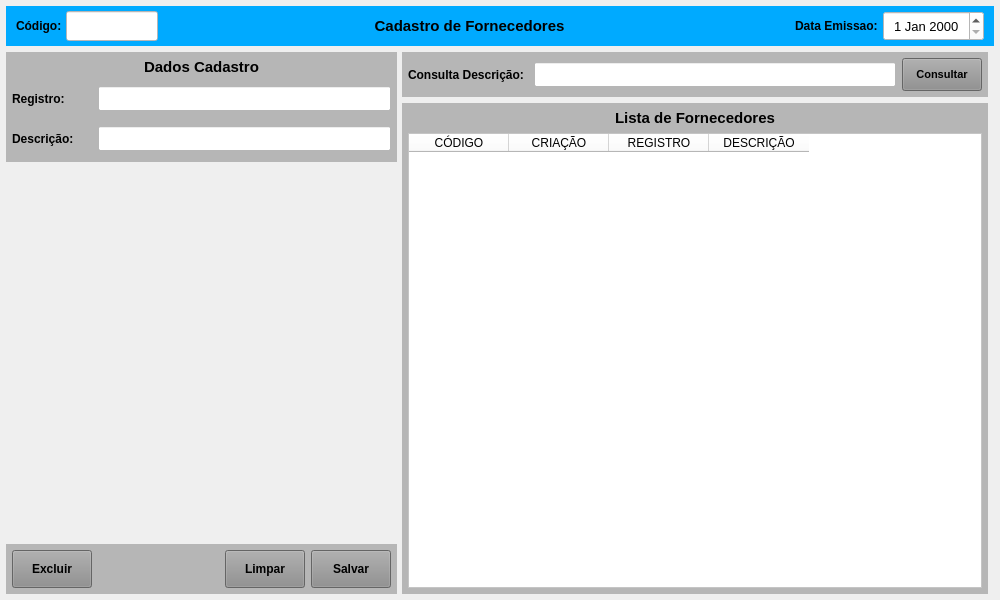
Before: the Qt Designer form forms/tela_cad_fornecedor.ui in Azevedo84/erp_suzuki, drawn with Qt 5.
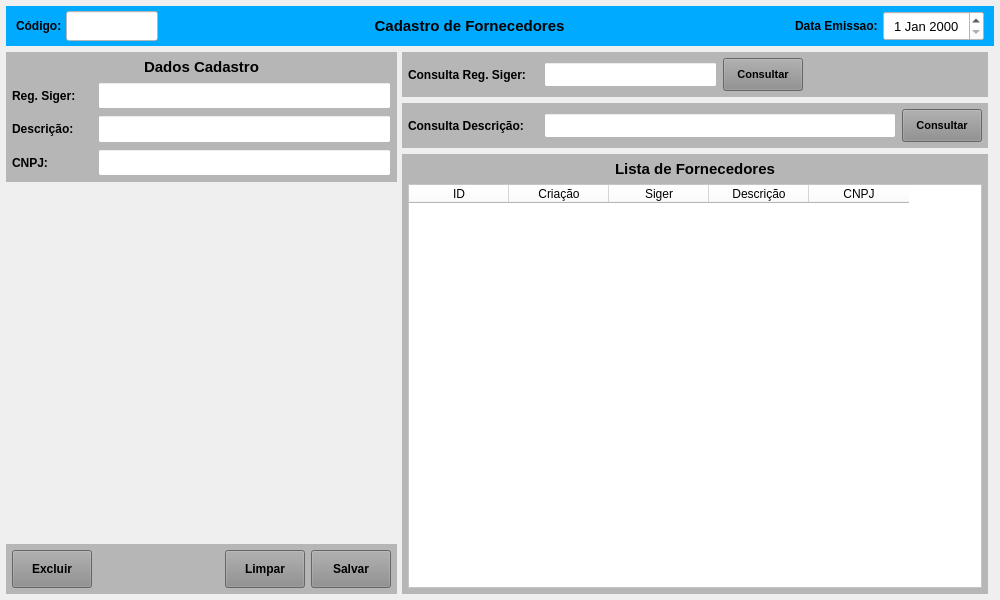
After: the same form once the commit is applied.

What changed in the file:
```diff
--- a/forms/tela_cad_fornecedor.ui
+++ b/forms/tela_cad_fornecedor.ui
@@ -314,13 +314,13 @@
             <property name="minimumSize">
              <size>
               <width>0</width>
-              <height>110</height>
+              <height>130</height>
              </size>
             </property>
             <property name="maximumSize">
              <size>
               <width>16777215</width>
-              <height>110</height>
+              <height>130</height>
              </size>
             </property>
             <property name="styleSheet">
@@ -370,6 +370,18 @@
              </item>
              <item>
               <widget class="QWidget" name="widget_10" native="true">
+               <property name="minimumSize">
+                <size>
+                 <width>0</width>
+                 <height>25</height>
+                </size>
+               </property>
+               <property name="maximumSize">
+                <size>
+                 <width>16777215</width>
+                 <height>30</height>
+                </size>
+               </property>
                <layout class="QHBoxLayout" name="horizontalLayout_6">
                 <property name="leftMargin">
                  <number>0</number>
@@ -405,7 +417,7 @@
                    </font>
                   </property>
                   <property name="text">
-                   <string>Registro:</string>
+                   <string>Reg. Siger:</string>
                   </property>
                   <property name="alignment">
                    <set>Qt::AlignLeading|Qt::AlignLeft|Qt::AlignVCenter</set>
@@ -423,13 +435,13 @@
                   <property name="minimumSize">
                    <size>
                     <width>0</width>
-                    <height>25</height>
+                    <height>0</height>
                    </size>
                   </property>
                   <property name="maximumSize">
                    <size>
                     <width>16777215</width>
-                    <height>25</height>
+                    <height>16777215</height>
                    </size>
                   </property>
                   <property name="font">
@@ -456,6 +468,18 @@
              </item>
              <item>
               <widget class="QWidget" name="widget_8" native="true">
+               <property name="minimumSize">
+                <size>
+                 <width>0</width>
+                 <height>25</height>
+                </size>
+               </property>
+               <property name="maximumSize">
+                <size>
+                 <width>16777215</width>
+                 <height>30</height>
+                </size>
+               </property>
                <layout class="QHBoxLayout" name="horizontalLayout_4">
                 <property name="leftMargin">
                  <number>0</number>
@@ -509,13 +533,111 @@
                   <property name="minimumSize">
                    <size>
                     <width>0</width>
-                    <height>25</height>
+                    <height>0</height>
                    </size>
                   </property>
                   <property name="maximumSize">
                    <size>
                     <width>16777215</width>
-                    <height>25</height>
+                    <height>16777215</height>
+                   </size>
+                  </property>
+                  <property name="font">
+                   <font>
+                    <pointsize>9</pointsize>
+                   </font>
+                  </property>
+                  <property name="styleSheet">
+                   <string notr="true">background-color: rgb(255, 255, 255);</string>
+                  </property>
+                  <property name="text">
+                   <string/>
+                  </property>
+                  <property name="maxLength">
+                   <number>45</number>
+                  </property>
+                  <property name="alignment">
+                   <set>Qt::AlignLeading|Qt::AlignLeft|Qt::AlignVCenter</set>
+                  </property>
+                 </widget>
+                </item>
+               </layout>
+              </widget>
+             </item>
+             <item>
+              <widget class="QWidget" name="widget_9" native="true">
+               <property name="minimumSize">
+                <size>
+                 <width>0</width>
+                 <height>25</height>
+                </size>
+               </property>
+               <property name="maximumSize">
+                <size>
+                 <width>16777215</width>
+                 <height>30</height>
+                </size>
+               </property>
+               <layout class="QHBoxLayout" name="horizontalLayout_5">
+                <property name="leftMargin">
+                 <number>0</number>
+                </property>
+                <property name="topMargin">
+                 <number>0</number>
+                </property>
+                <property name="rightMargin">
+                 <number>0</number>
+                </property>
+                <property name="bottomMargin">
+                 <number>0</number>
+                </property>
+                <item>
+                 <widget class="QLabel" name="label_27">
+                  <property name="minimumSize">
+                   <size>
+                    <width>80</width>
+                    <height>0</height>
+                   </size>
+                  </property>
+                  <property name="maximumSize">
+                   <size>
+                    <width>80</width>
+                    <height>16777215</height>
+                   </size>
+                  </property>
+                  <property name="font">
+                   <font>
+                    <pointsize>9</pointsize>
+                    <weight>75</weight>
+                    <bold>true</bold>
+                   </font>
+                  </property>
+                  <property name="text">
+                   <string>CNPJ:</string>
+                  </property>
+                  <property name="alignment">
+                   <set>Qt::AlignLeading|Qt::AlignLeft|Qt::AlignVCenter</set>
+                  </property>
+                 </widget>
+                </item>
+                <item>
+                 <widget class="QLineEdit" name="line_CNPJ">
+                  <property name="sizePolicy">
+                   <sizepolicy hsizetype="Preferred" vsizetype="Preferred">
+                    <horstretch>0</horstretch>
+                    <verstretch>0</verstretch>
+                   </sizepolicy>
+                  </property>
+                  <property name="minimumSize">
+                   <size>
+                    <width>0</width>
+                    <height>0</height>
+                   </size>
+                  </property>
+                  <property name="maximumSize">
+                   <size>
+                    <width>16777215</width>
+                    <height>16777215</height>
                    </size>
                   </property>
                   <property name="font">
@@ -742,6 +864,167 @@
           <property name="bottomMargin">
            <number>0</number>
           </property>
+          <item>
+           <widget class="QWidget" name="widget_13" native="true">
+            <property name="maximumSize">
+             <size>
+              <width>16777215</width>
+              <height>45</height>
+             </size>
+            </property>
+            <property name="sizeIncrement">
+             <size>
+              <width>0</width>
+              <height>45</height>
+             </size>
+            </property>
+            <property name="styleSheet">
+             <string notr="true">background-color: rgb(182, 182, 182);</string>
+            </property>
+            <layout class="QHBoxLayout" name="horizontalLayout_8">
+             <property name="leftMargin">
+              <number>6</number>
+             </property>
+             <property name="topMargin">
+              <number>6</number>
+             </property>
+             <property name="rightMargin">
+              <number>6</number>
+             </property>
+             <property name="bottomMargin">
+              <number>6</number>
+             </property>
+             <item>
+              <widget class="QLabel" name="label_7">
+               <property name="minimumSize">
+                <size>
+                 <width>130</width>
+                 <height>0</height>
+                </size>
+               </property>
+               <property name="maximumSize">
+                <size>
+                 <width>130</width>
+                 <height>16777215</height>
+                </size>
+               </property>
+               <property name="font">
+                <font>
+                 <pointsize>9</pointsize>
+                 <weight>75</weight>
+                 <bold>true</bold>
+                </font>
+               </property>
+               <property name="text">
+                <string>Consulta Reg. Siger:</string>
+               </property>
+               <property name="alignment">
+                <set>Qt::AlignLeading|Qt::AlignLeft|Qt::AlignVCenter</set>
+               </property>
+              </widget>
+             </item>
+             <item>
+              <widget class="QLineEdit" name="line_Consulta_Siger">
+               <property name="sizePolicy">
+                <sizepolicy hsizetype="Preferred" vsizetype="Preferred">
+                 <horstretch>0</horstretch>
+                 <verstretch>0</verstretch>
+                </sizepolicy>
+               </property>
+               <property name="minimumSize">
+                <size>
+                 <width>0</width>
+                 <height>25</height>
+                </size>
+               </property>
+               <property name="maximumSize">
+                <size>
+                 <width>16777215</width>
+                 <height>25</height>
+                </size>
+               </property>
+               <property name="font">
+                <font>
+                 <pointsize>9</pointsize>
+                </font>
+               </property>
+               <property name="styleSheet">
+                <string notr="true">background-color: rgb(255, 255, 255);</string>
+               </property>
+               <property name="inputMask">
+                <string/>
+               </property>
+               <property name="alignment">
+                <set>Qt::AlignLeading|Qt::AlignLeft|Qt::AlignVCenter</set>
+               </property>
+              </widget>
+             </item>
+             <item>
+              <widget class="QPushButton" name="btn_Consulta_Siger">
+               <property name="sizePolicy">
+                <sizepolicy hsizetype="Preferred" vsizetype="Preferred">
+                 <horstretch>0</horstretch>
+                 <verstretch>0</verstretch>
+                </sizepolicy>
+               </property>
+               <property name="minimumSize">
+                <size>
+                 <width>80</width>
+                 <height>0</height>
+                </size>
+               </property>
+               <property name="maximumSize">
+                <size>
+                 <width>80</width>
+                 <height>16777215</height>
+                </size>
+               </property>
+               <property name="font">
+                <font>
+                 <pointsize>8</pointsize>
+                 <weight>75</weight>
+                 <bold>true</bold>
+                </font>
+               </property>
+               <property name="cursor">
+                <cursorShape>PointingHandCursor</cursorShape>
+               </property>
+               <property name="layoutDirection">
+                <enum>Qt::LeftToRight</enum>
+               </property>
+               <property name="autoFillBackground">
+                <bool>false</bool>
+               </property>
+               <property name="styleSheet">
+                <string notr="true">background-color: rgb(141, 141, 141);</string>
+               </property>
+               <property name="text">
+                <string>Consultar</string>
+               </property>
+               <property name="checkable">
+                <bool>false</bool>
+               </property>
+               <property name="autoDefault">
+                <bool>false</bool>
+               </property>
+               <property name="default">
+                <bool>false</bool>
+               </property>
+               <property name="flat">
+                <bool>false</bool>
+               </property>
+              </widget>
+             </item>
+             <item>
+              <widget class="QLabel" name="label_3">
+               <property name="text">
+                <string/>
+               </property>
+              </widget>
+             </item>
+            </layout>
+           </widget>
+          </item>
           <item>
            <widget class="QWidget" name="widget_12" native="true">
             <property name="maximumSize">
@@ -776,13 +1059,13 @@
               <widget class="QLabel" name="label_6">
                <property name="minimumSize">
                 <size>
-                 <width>120</width>
+                 <width>130</width>
                  <height>0</height>
                 </size>
                </property>
                <property name="maximumSize">
                 <size>
-                 <width>120</width>
+                 <width>130</width>
                  <height>16777215</height>
                 </size>
                </property>
@@ -967,22 +1250,27 @@
                </attribute>
                <column>
                 <property name="text">
-                 <string>CÓDIGO</string>
+                 <string>ID</string>
                 </property>
                </column>
                <column>
                 <property name="text">
-                 <string>CRIAÇÃO</string>
+                 <string>Criação</string>
                 </property>
                </column>
                <column>
                 <property name="text">
-                 <string>REGISTRO</string>
+                 <string>Siger</string>
                 </property>
                </column>
                <column>
                 <property name="text">
-                 <string>DESCRIÇÃO</string>
+                 <string>Descrição</string>
+                </property>
+               </column>
+               <column>
+                <property name="text">
+                 <string>CNPJ</string>
                 </property>
                </column>
               </widget>
```
